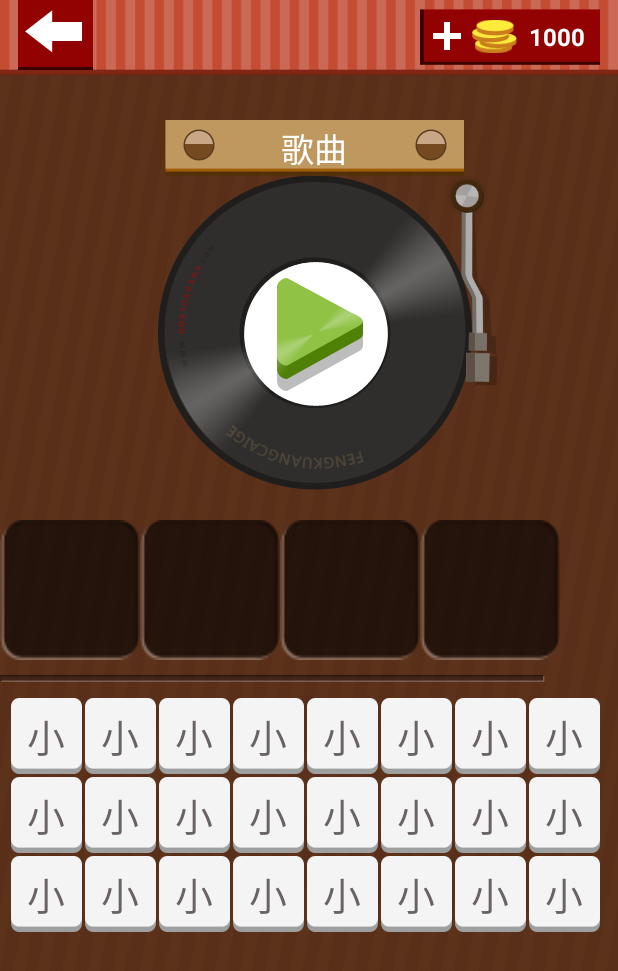
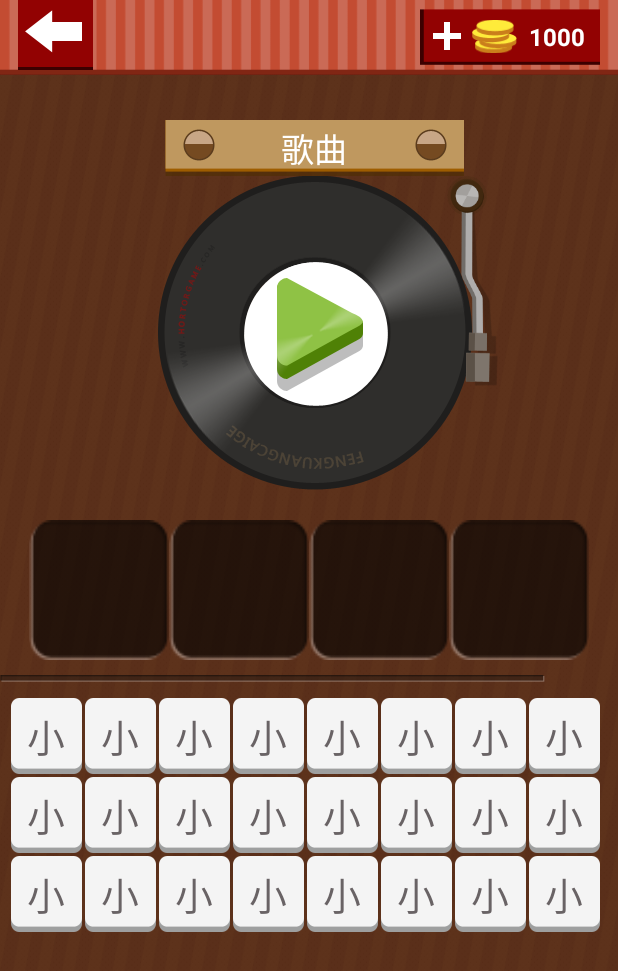
Before and after one commit to MicroKibaco/CrazyGuessMusic, an Android app: the screen it shows after launch (GrazyGuessMusicActivity), on a phone screen of 412 x 824 dp. Shown: the top 971 px of the screen. Run offline under Robolectric (Android 15) with nearby library versions, the light colour scheme and no system bars.

Commit message:
修改布局

```diff
--- a/app/src/main/res/layout/music_word_select.xml
+++ b/app/src/main/res/layout/music_word_select.xml
@@ -10,7 +10,7 @@
             android:id="@+id/word_select_container"
             android:layout_width="match_parent"
             android:layout_marginBottom="10dp"
-            android:layout_gravity="center"
+            android:gravity="center"
             android:layout_height="wrap_content">
 
     </LinearLayout>
```
